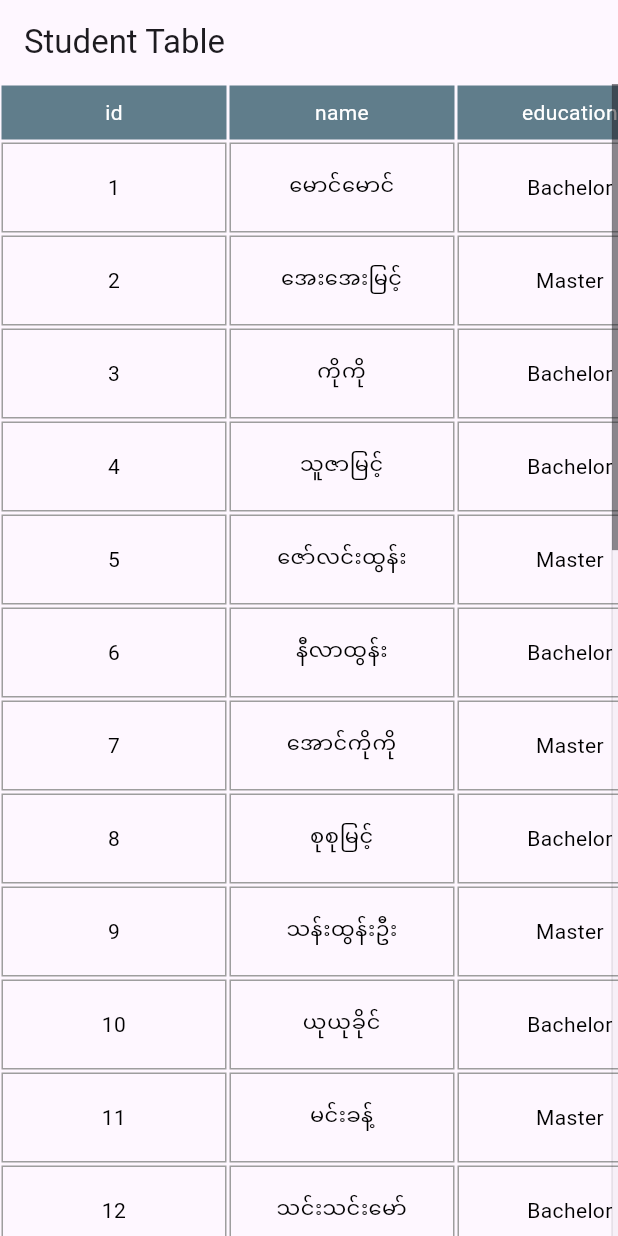
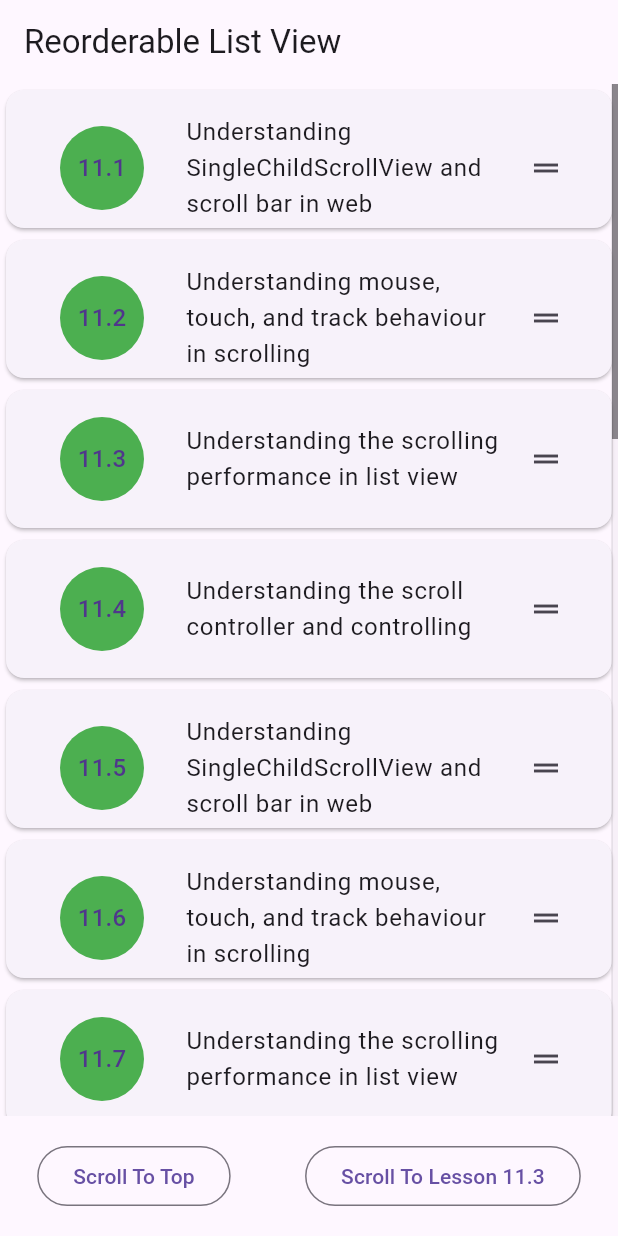
Before and after one commit to soekhant01/flutter_assignments, a Flutter app: the screen it shows after launch, on a phone screen of 412 x 824 dp. Run offline on Flutter 3.47's test engine with Material 3 defaults, Android fonts, the phone set to English and light mode, and no system bars.

Commit message:
assignment_17 completed

```diff
--- /dev/null
+++ b/lib/assignments/assignment_17.dart
@@ -0,0 +1,260 @@
+import 'dart:ui';
+
+import 'package:flutter/material.dart';
+
+class CourseCurriculumViewer extends StatefulWidget {
+  const CourseCurriculumViewer({super.key});
+
+  @override
+  State<CourseCurriculumViewer> createState() => _CourseCurriculumViewerState();
+}
+
+class _CourseCurriculumViewerState extends State<CourseCurriculumViewer> {
+  final ScrollController _controller = ScrollController();
+
+  final double _itemHeight = 100;
+  final List<Map<String, dynamic>> _items = [
+    {
+      "id": 1,
+      "courseId": 11.1,
+      "description":
+          "Understanding SingleChildScrollView and scroll bar in web",
+    },
+    {
+      "id": 2,
+      "courseId": 11.2,
+      "description":
+          "Understanding mouse, touch, and track behaviour in scrolling",
+    },
+    {
+      "id": 3,
+
+      "courseId": 11.3,
+
+      "description": "Understanding the scrolling performance in list view ",
+    },
+    {
+      "id": 4,
+
+      "courseId": 11.4,
+
+      "description": "Understanding the scroll controller and controlling",
+    },
+    {
+      "id": 5,
+
+      "courseId": 11.5,
+
+      "description":
+          "Understanding SingleChildScrollView and scroll bar in web",
+    },
+    {
+      "id": 6,
+
+      "courseId": 11.6,
+
+      "description":
+          "Understanding mouse, touch, and track behaviour in scrolling",
+    },
+    {
+      "id": 7,
+
+      "courseId": 11.7,
+
+      "description": "Understanding the scrolling performance in list view ",
+    },
+    {
+      "id": 8,
+
+      "courseId": 11.8,
+
+      "description": "Understanding the scroll controller and controlling",
+    },
+    {
+      "id": 9,
+
+      "courseId": 11.9,
+
+      "description":
+          "Understanding SingleChildScrollView and scroll bar in web",
+    },
+    {
+      "id": 10,
+
+      "courseId": 11.10,
+
+      "description":
+          "Understanding mouse, touch, and track behaviour in scrolling",
+    },
+    {
+      "id": 11,
+
+      "courseId": 11.11,
+
+      "description": "Understanding the scrolling performance in list view ",
+    },
+    {
+      "id": 12,
+
+      "courseId": 11.12,
+
+      "description": "Understanding the scroll controller and controlling",
+    },
+    {
+      "id": 13,
+
+      "courseId": 11.13,
+
+      "description":
+          "Understanding SingleChildScrollView and scroll bar in web",
+    },
+    {
+      "id": 14,
+
+      "courseId": 11.14,
+
+      "description":
+          "Understanding mouse, touch, and track behaviour in scrolling",
+    },
+    {
+      "id": 15,
+
+      "courseId": 11.15,
+
+      "description": "Understanding the scrolling performance in list view ",
+    },
+
+
+    {
+      "id": 16,
+
+      "courseId": 11.16,
+
+      "description": "Understanding the scrolling performance in list view ",
+    },
+    {
+      "id": 17,
+
+      "courseId": 11.17,
+
+      "description": "Understanding the scroll controller and controlling",
+    },
+    {
+      "id": 18,
+
+      "courseId": 11.18,
+
+      "description":
+      "Understanding SingleChildScrollView and scroll bar in web",
+    },
+    {
+      "id": 19,
+
+      "courseId": 11.19,
+
+      "description":
+      "Understanding mouse, touch, and track behaviour in scrolling",
+    },
+    {
+      "id": 20,
+
+      "courseId": 11.20,
+
+      "description": "Understanding the scrolling performance in list view ",
+    },
+  ];
+
+  @override
+  Widget build(BuildContext context) {
+    return MaterialApp(
+      scrollBehavior: MaterialScrollBehavior().copyWith(
+        dragDevices: {
+          PointerDeviceKind.touch,
+          PointerDeviceKind.mouse,
+          PointerDeviceKind.trackpad,
+        },
+      ),
+      home: Scaffold(
+        appBar: AppBar(title: Text("Reorderable List View")),
+        body: Column(
+          children: [
+            Expanded(
+              child: Scrollbar(
+                controller: _controller,
+                thumbVisibility: true,
+                trackVisibility: true,
+                child: ReorderableListView(
+                  scrollController: _controller,
+                  onReorder: (int oldIndex, int newIndex) {
+                    final item = _items.removeAt(oldIndex);
+                    if (newIndex > oldIndex) newIndex--;
+                    setState(() {
+                      _items.insert(newIndex, item);
+                    });
+                  },
+                  buildDefaultDragHandles: false,
+                  children: [for (int i = 0; i < _items.length; i++) _item(i)],
+                ),
+              ),
+            ),
+            Padding(
+              padding: EdgeInsets.symmetric(vertical: 16),
+              child: Row(
+                mainAxisAlignment: MainAxisAlignment.spaceAround,
+                children: [
+                  OutlinedButton(
+                    onPressed: () {
+                      _controller.animateTo(
+                        0,
+                        duration: Duration(milliseconds: 200),
+                        curve: Curves.linear,
+                      );
+                    },
+                    child: Text("Scroll To Top"),
+                  ),
+                  OutlinedButton(
+                    onPressed: () {
+                      _controller.animateTo(
+                          _itemHeight * 2,
+                        duration: Duration(milliseconds: 200),
+                        curve: Curves.linear,
+                      );
+                    },
+                    child: Text("Scroll To Lesson 11.3"),
+                  ),
+                ],
+              ),
+            ),
+          ],
+        ),
+      ),
+    );
+  }
+
+  Widget _item(int index) {
+    Map item = _items[index];
+    return SizedBox(
+      height: _itemHeight,
+      key: ValueKey(item['id'] ?? index),
+      child: Card(
+        child: Padding(
+          padding: EdgeInsets.all(8),
+          child: Center(
+            child: ListTile(
+              leading: CircleAvatar(
+                radius: 40,
+                backgroundColor: Colors.green,
+                child: Text("${item['courseId']}"),
+              ),
+              title: Text(item['description']),
+              trailing: ReorderableDragStartListener(
+                index: index,
+                child: Icon(Icons.drag_handle),
+              ),
+            ),
+          ),
+        ),
+      ),
+    );
+  }
+}
--- a/lib/main.dart
+++ b/lib/main.dart
@@ -4,9 +4,10 @@ import 'package:flutter_assignments/assignments/assignment_13.dart';
 import 'package:flutter_assignments/assignments/assignment_14.dart';
 import 'package:flutter_assignments/assignments/assignment_15.dart';
 import 'package:flutter_assignments/assignments/assignment_16.dart';
+import 'package:flutter_assignments/assignments/assignment_17.dart';
 
 void main() {
-  runApp( StudentTable());
+  runApp( CourseCurriculumViewer());
 }
 
 class MyApp extends StatelessWidget {
```
